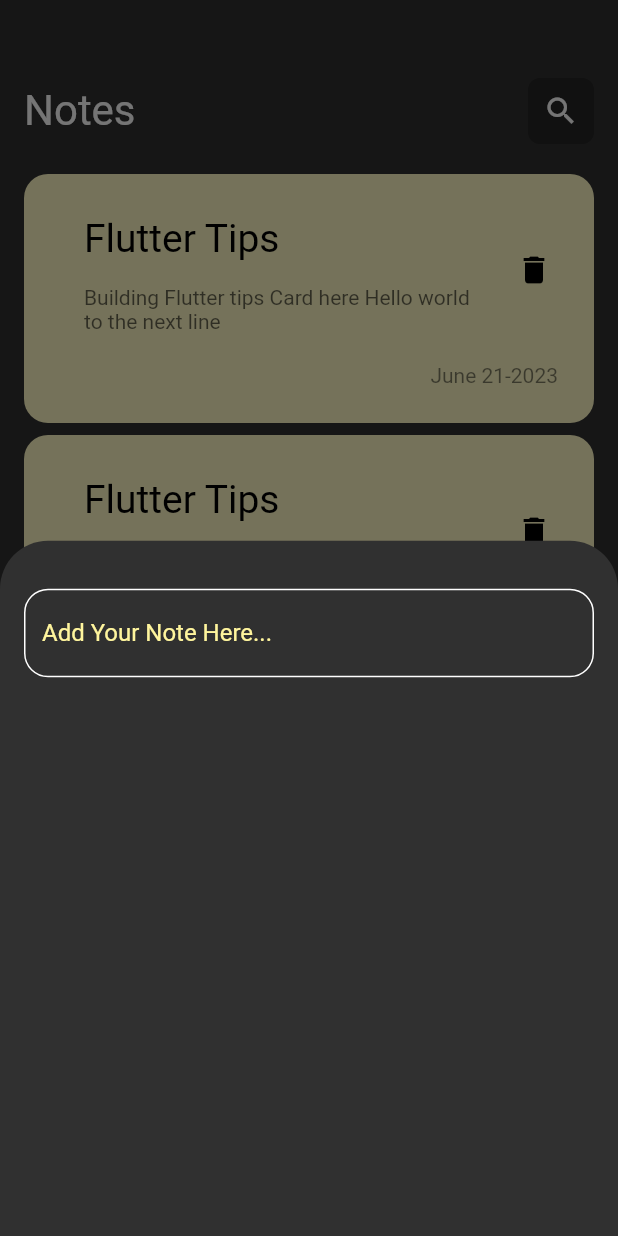
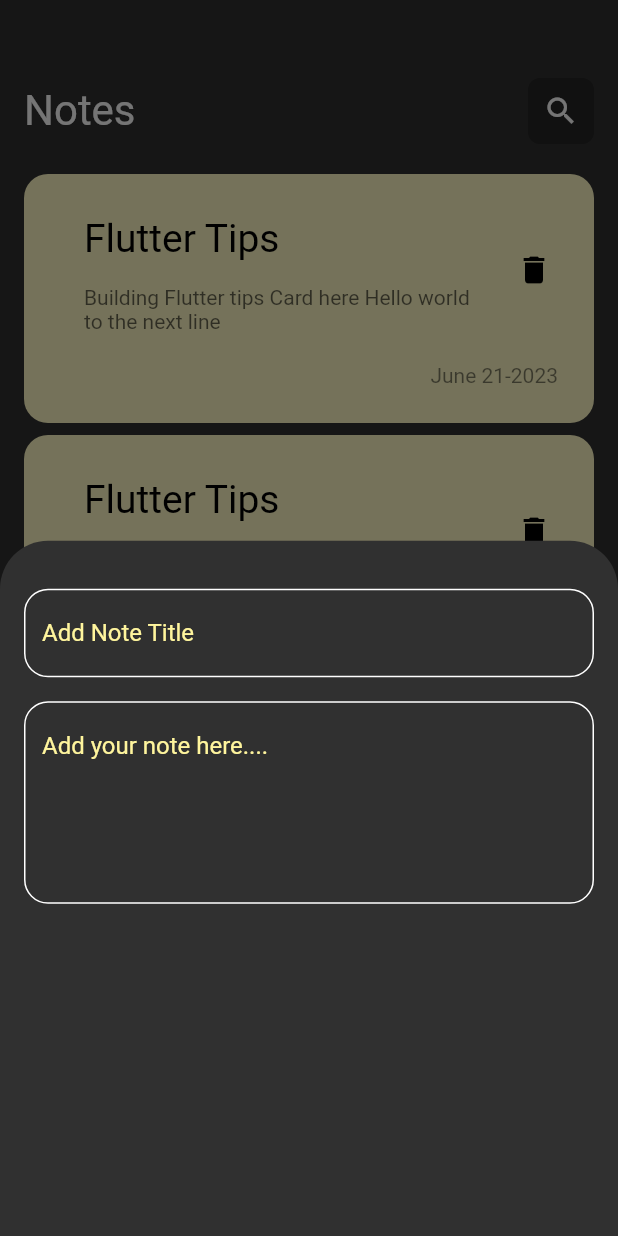
Before and after one commit to Fratiro/note_app, a Flutter app: the screen it shows after launch, after a tap on the "add" icon, on a phone screen of 412 x 824 dp. Run offline on Flutter 3.47's test engine with Material 2 defaults, Android fonts, the phone set to English and light mode, and no system bars.

Commit message:
Add text field to the note bottom sheet

```diff
--- a/lib/views/notes_view.dart
+++ b/lib/views/notes_view.dart
@@ -12,6 +12,7 @@ class NotesView extends StatelessWidget {
       floatingActionButton: FloatingActionButton(
         onPressed: () {
           showModalBottomSheet(
+
             shape: const RoundedRectangleBorder(
                 borderRadius: BorderRadius.only(
                     topLeft: Radius.circular(32),
--- a/lib/widgets/bootom_sheet_naddnote.dart
+++ b/lib/widgets/bootom_sheet_naddnote.dart
@@ -6,10 +6,20 @@ class AddNoteBottomSheet extends StatelessWidget {
 
   @override
   Widget build(BuildContext context) {
-    return Padding(
-      padding: const EdgeInsets.symmetric(horizontal: 16, vertical: 32),
-      child: Column(
-        children: [CustomTextField()],
+    return  Padding(
+      padding:const EdgeInsets.symmetric(horizontal: 16, vertical: 32),
+      child: ListView(
+
+        children:const [
+          CustomTextField(
+            hint: "Add Note Title",
+          ),
+          SizedBox(height: 16),
+          CustomTextField(
+            hint: "Add your note here....",
+            maxLine: 5,
+          ),
+        ],
       ),
     );
   }
--- a/lib/widgets/custom_text_field.dart
+++ b/lib/widgets/custom_text_field.dart
@@ -1,14 +1,20 @@
 import 'package:flutter/material.dart';
 
 class CustomTextField extends StatelessWidget {
-  const CustomTextField({super.key});
+  const CustomTextField({super.key, required this.hint, this.maxLine = 1});
+
+  final String hint;
+  final int maxLine;
 
   @override
   Widget build(BuildContext context) {
     return TextField(
+
+      maxLines: maxLine,
       cursorColor: Colors.yellow.shade200,
       decoration: InputDecoration(
-          hintText: "Add Your Note Here...",
+
+          hintText: hint,
           hintStyle: TextStyle(color: Colors.yellow.shade200),
           border: outlineBoarder(),
           enabledBorder: outlineBoarder(),
```
